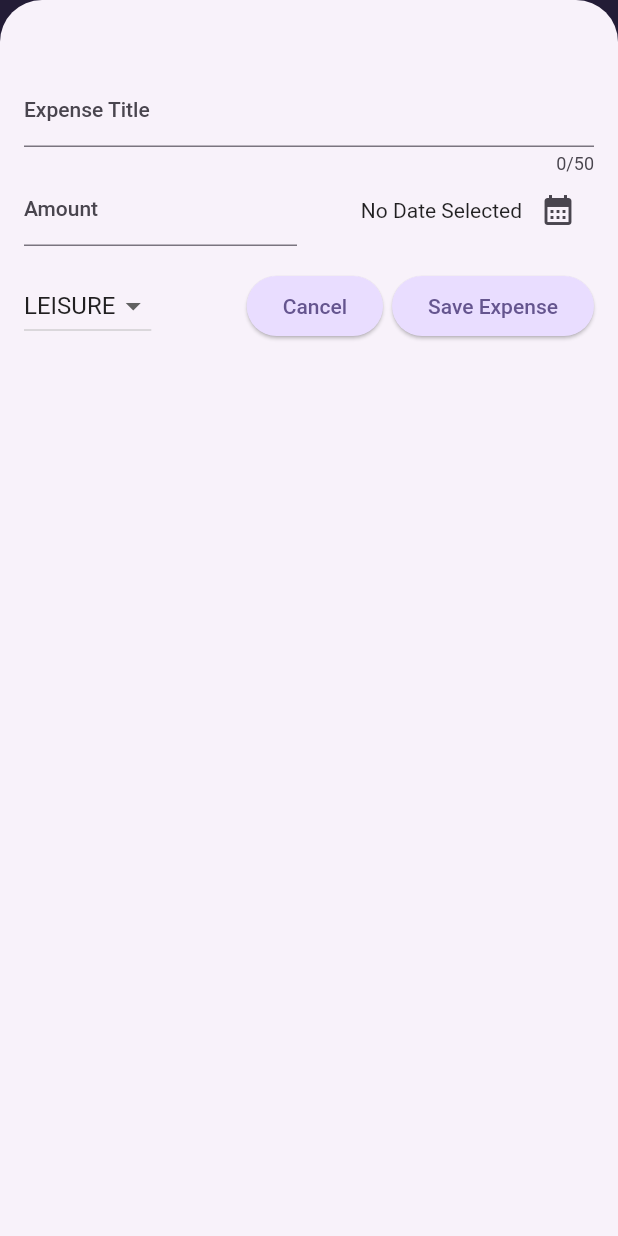
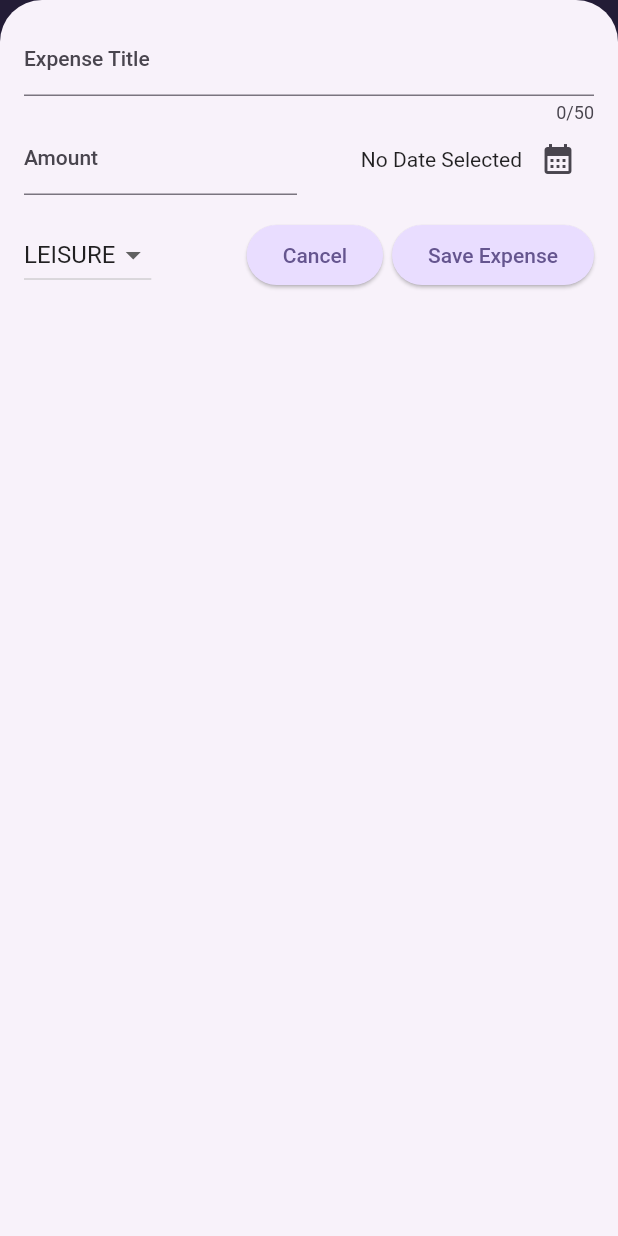
Before and after one commit to DelgaMatt/Expense-Tracker, a Flutter app: the screen it shows after launch, after a tap on the "add" icon, on a phone screen of 412 x 824 dp. Run offline on Flutter 3.47's test engine with Material 2 defaults, Android fonts, the phone set to English and light mode, and no system bars.

Commit message:
application fully responsive

```diff
--- a/lib/expenses.dart
+++ b/lib/expenses.dart
@@ -3,7 +3,6 @@ import 'package:expense_tracker/widgets/expenses_list.dart';
 import 'package:expense_tracker/models/expense.dart';
 import 'package:expense_tracker/widgets/new_expense.dart';
 
-import 'package:flutter/services.dart';
 import 'package:flutter/material.dart';
 
 class Expenses extends StatefulWidget {
@@ -41,6 +40,7 @@ class _ExpensesState extends State<Expenses> {
 
   void _openAddExpenseOverlay() {
     showModalBottomSheet(
+        useSafeArea: true,
         isScrollControlled: true,
         context: context,
         builder: ((context) => NewExpense(onAddExpense: _addExpense)));
@@ -90,6 +90,8 @@ class _ExpensesState extends State<Expenses> {
     }
 
     return Scaffold(
+      // Scaffold will restrain the the max width and height to the size of the device.
+      // constraints of parent widget override the size prefferences of the child widget
       appBar: AppBar(
         title: const Text("Flutter Expense Tracker"),
         actions: [
@@ -99,6 +101,7 @@ class _ExpensesState extends State<Expenses> {
       ),
       body: width < 600
       ? Column(
+        // column wants to take the max height while taking the up the width of its largest child
         children: [
           Chart(expenses: _registeredExpenses),
           Expanded(
@@ -110,7 +113,9 @@ class _ExpensesState extends State<Expenses> {
           Expanded(
             child: Chart(expenses: _registeredExpenses),
           ),
-          // Expanded constraints the child (Chart) to only take as much width as available in the Row after sizing the other children of the Row
+          // Expand contraits width and height to what's available where as row and column will take an infine width and height
+          // so we wrap uncontstrained widgets in expanded.
+          // chart width is double.infinity which is the same as row, so no UI would render
           Expanded(
             child: mainContent,
           )
--- a/lib/widgets/new_expense.dart
+++ b/lib/widgets/new_expense.dart
@@ -70,7 +70,8 @@ class _NewExpensesState extends State<NewExpense> {
       );
       return;
     }
-    widget.onAddExpense(Expense(
+    widget.onAddExpense(
+      Expense(
           title: _titleController.text,
           amount: enteredAmount,
           date: _selectedDate!, //! to tell dart were sure it wont be null
@@ -81,15 +82,89 @@ class _NewExpensesState extends State<NewExpense> {
 
   @override
   Widget build(BuildContext context) {
-    return Padding(
-      padding: const EdgeInsets.fromLTRB(16, 50, 16, 16),
+    final keyboardSpace = MediaQuery.of(context).viewInsets.bottom;
+    return LayoutBuilder(builder: (ctx, contstraints) {
+      // print(contstraints.maxWidth)
+      // to view all parental size constraints
+
+      final width = contstraints.maxWidth;
+
+      return SizedBox(
+        height: double.infinity,
+        child: SingleChildScrollView(
+          child: Padding(
+            padding: EdgeInsets.fromLTRB(16, 16, 16, keyboardSpace + 16),
             child: Column(
               children: [
+
+                if (width >= 600)
+                  Row(crossAxisAlignment: CrossAxisAlignment.start, children: [
+                    Expanded(
+                      child: TextField(
+                        controller: _titleController,
+                        maxLength: 50,
+                        decoration:
+                            const InputDecoration(label: Text('Expense Title')),
+                      ),
+                    ),
+                    const SizedBox(width: 16),
+                    Expanded(
+                      child: TextField(
+                        controller: _amountController,
+                        keyboardType: TextInputType.number,
+                        decoration: const InputDecoration(
+                            prefixText: '\$ ', label: Text('Amount')),
+                      ),
+                    ),
+                  ])
+                else
                   TextField(
                     controller: _titleController,
                     maxLength: 50,
-            decoration: const InputDecoration(label: Text('Expense Title')),
+                    decoration:
+                        const InputDecoration(label: Text('Expense Title')),
                   ),
+
+                if (width >= 600)
+                  Row(
+                    children: [
+                      DropdownButton(
+                          value: _selectedCategory,
+                          items: Category.values
+                              .map(
+                                (category) => DropdownMenuItem(
+                                  value: category,
+                                  child: Text(
+                                    category.name.toUpperCase(),
+                                  ),
+                                ),
+                              )
+                              .toList(),
+                          onChanged: (value) {
+                            if (value == null) {
+                              return;
+                            }
+                            setState(() {
+                              _selectedCategory = value;
+                            });
+                          }),
+                      const SizedBox(width: 24),
+                      Expanded(
+                        child: Row(
+                            mainAxisAlignment: MainAxisAlignment.end,
+                            crossAxisAlignment: CrossAxisAlignment.center,
+                            children: [
+                              Text(_selectedDate == null
+                                  ? 'No Date Selected'
+                                  : formatter.format(_selectedDate!)),
+                              IconButton(
+                                  onPressed: _presentDatePicker,
+                                  icon: const Icon(Icons.calendar_month))
+                            ]),
+                      )
+                    ],
+                  )
+                else
                   Row(
                     children: [
                       Expanded(
@@ -119,6 +194,26 @@ class _NewExpensesState extends State<NewExpense> {
                   const SizedBox(
                   height: 16,
                 ),
+
+                if (width >= 600)
+                  Row(children: [
+                      const Spacer(),
+                      ElevatedButton(
+                        onPressed: () {
+                          Navigator.pop(context);
+                        },
+                        child: const Text('Cancel'),
+                      ),
+                      const SizedBox(width: 6),
+                      ElevatedButton(
+                        onPressed: () {
+                          _submitExpenseData();
+                        },
+                        child: const Text('Save Expense'),
+                      )
+                    ],
+                  )
+                else
                   Row(
                     children: [
                       DropdownButton(
@@ -159,6 +254,9 @@ class _NewExpensesState extends State<NewExpense> {
                   )
               ],
             ),
+          ),
+        ),
       );
+    });
   }
 }
```
Lines whose indentation alone changed are shown as unchanged.
